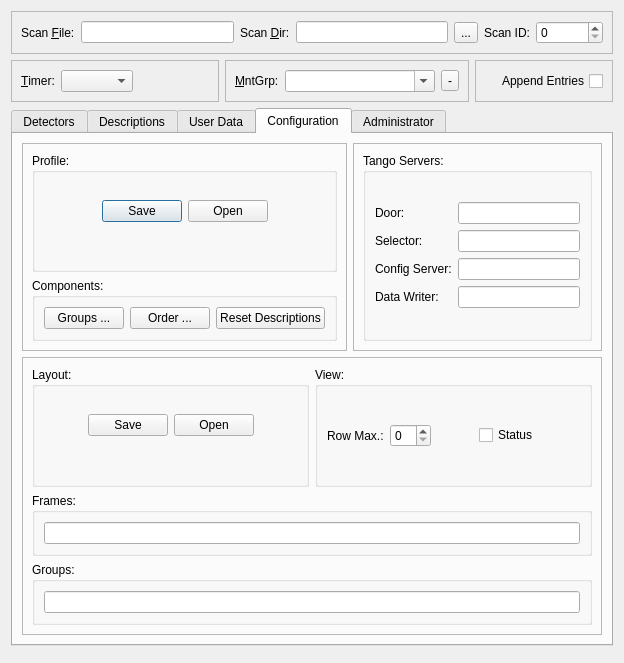
First picture: the form in nxselector/ui/Selector.ui, repository nexdatas/nxselector, before the edit.
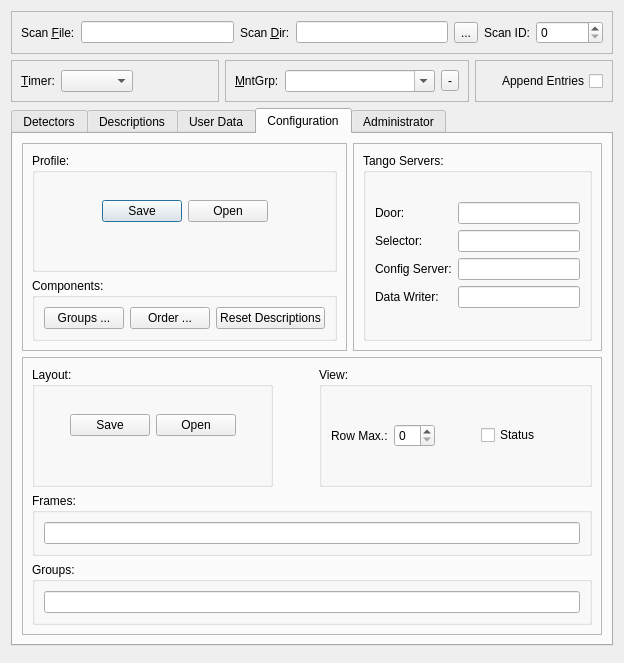
Second picture: the form after the edit. The open tabs and pages were chosen to show the change.

```diff
--- a/nxselector/ui/Selector.ui
+++ b/nxselector/ui/Selector.ui
@@ -592,6 +592,22 @@
                     </layout>
                    </widget>
                   </item>
+                  <item>
+                   <spacer name="horizontalSpacer_4">
+                    <property name="orientation">
+                     <enum>Qt::Horizontal</enum>
+                    </property>
+                    <property name="sizeType">
+                     <enum>QSizePolicy::Maximum</enum>
+                    </property>
+                    <property name="sizeHint" stdset="0">
+                     <size>
+                      <width>40</width>
+                      <height>20</height>
+                     </size>
+                    </property>
+                   </spacer>
+                  </item>
                   <item>
                    <widget class="QGroupBox" name="viewGroupBox">
                     <property name="title">
```
